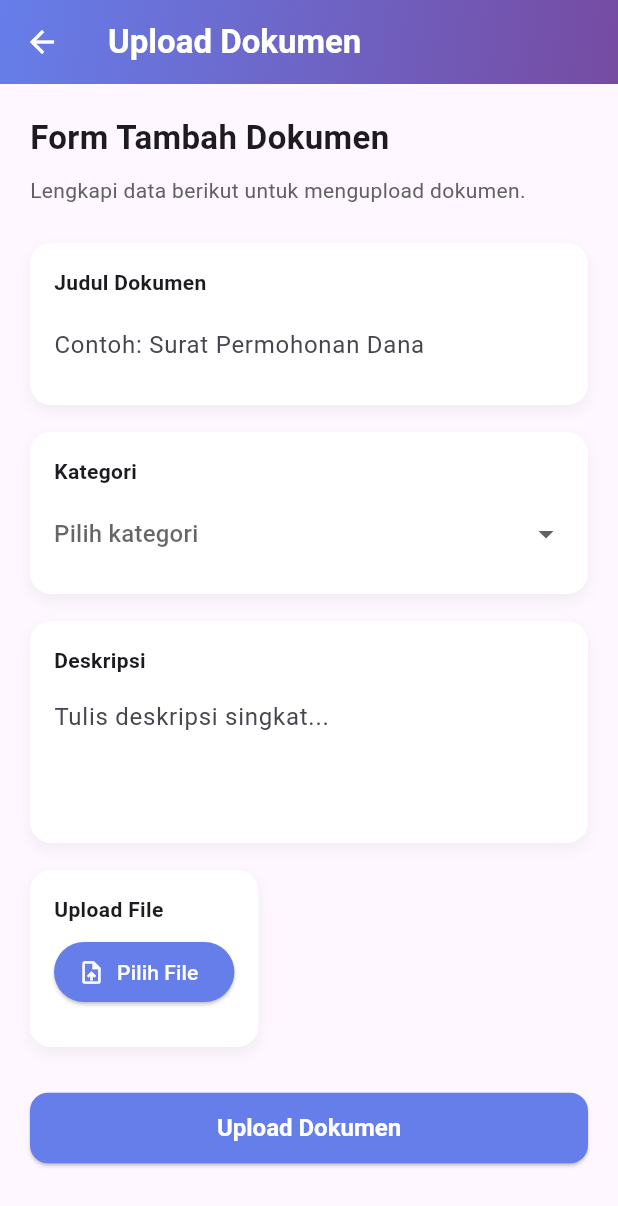
After one commit to Tento03/DMS-App-Flutter, a Flutter app: the AddDocumentPage screen opened directly, on a phone screen of 412 x 824 dp. The commit adds this screen. Shown: the top 1206 px of the screen. Run offline on Flutter 3.47's test engine with Material 3 defaults, Android fonts, the phone set to English and light mode, and no system bars; our stand-ins replace file_picker.

Commit message:
add document page

```diff
--- a/lib/auth/LoginPage.dart
+++ b/lib/auth/LoginPage.dart
@@ -1,4 +1,3 @@
-import 'package:dmsapp/dashboard/ApproverDashboard.dart';
 import 'package:flutter/material.dart';
 import 'package:dmsapp/dashboard/UserDashboard.dart';
 
@@ -164,7 +163,7 @@ class _LoginpageState extends State<Loginpage> {
                                   Navigator.push(
                                     context,
                                     MaterialPageRoute(
-                                      builder: (context) => ApproverDashboard(),
+                                      builder: (context) => UserDashboard(),
                                     ),
                                   );
                                   ScaffoldMessenger.of(context).showSnackBar(
--- a/lib/dashboard/UserDashboard.dart
+++ b/lib/dashboard/UserDashboard.dart
@@ -1,3 +1,4 @@
+import 'package:dmsapp/document/AddDocumentUser.dart';
 import 'package:flutter/material.dart';
 
 class UserDashboard extends StatefulWidget {
@@ -228,8 +229,44 @@ class _UserDashboardState extends State<UserDashboard> {
       selected: selected,
       selectedTileColor: Colors.white24,
       onTap: () {
+        Navigator.pop(context); // tutup drawer dulu
         setState(() => _selectedMenu = title);
-        Navigator.pop(context);
+
+        // ======== ROUTE UNTUK SEMUA MENU =========
+        if (title == "Dashboard") {
+          // Sudah di page ini, tidak perlu push
+          return;
+        } else if (title == "Upload Document") {
+          Navigator.push(
+            context,
+            MaterialPageRoute(builder: (_) => const AddDocumentPage()),
+          );
+        } else if (title == "List Documents") {
+          Navigator.push(
+            context,
+            MaterialPageRoute(builder: (_) => const AddDocumentPage()),
+          );
+        } else if (title == "Document Status") {
+          Navigator.push(
+            context,
+            MaterialPageRoute(builder: (_) => const AddDocumentPage()),
+          );
+        } else if (title == "Search Document") {
+          Navigator.push(
+            context,
+            MaterialPageRoute(builder: (_) => const AddDocumentPage()),
+          );
+        } else if (title == "Profile") {
+          Navigator.push(
+            context,
+            MaterialPageRoute(builder: (_) => const AddDocumentPage()),
+          );
+        } else if (title == "Settings") {
+          Navigator.push(
+            context,
+            MaterialPageRoute(builder: (_) => const AddDocumentPage()),
+          );
+        }
       },
     );
   }
--- /dev/null
+++ b/lib/document/AddDocumentUser.dart
@@ -0,0 +1,253 @@
+import 'dart:io';
+import 'package:flutter/material.dart';
+import 'package:file_picker/file_picker.dart';
+
+class AddDocumentPage extends StatefulWidget {
+  const AddDocumentPage({super.key});
+
+  @override
+  State<AddDocumentPage> createState() => _AddDocumentPageState();
+}
+
+class _AddDocumentPageState extends State<AddDocumentPage> {
+  final _formKey = GlobalKey<FormState>();
+
+  TextEditingController titleController = TextEditingController();
+  TextEditingController descController = TextEditingController();
+  String? selectedCategory;
+  File? selectedFile;
+
+  final List<String> categories = [
+    "Surat Keterangan",
+    "Permohonan",
+    "Laporan",
+    "Dokumen Umum",
+  ];
+
+  @override
+  Widget build(BuildContext context) {
+    return Scaffold(
+      appBar: AppBar(
+        elevation: 0,
+        title: const Text(
+          "Upload Dokumen",
+          style: TextStyle(color: Colors.white, fontWeight: FontWeight.bold),
+        ),
+        iconTheme: const IconThemeData(color: Colors.white),
+        flexibleSpace: Container(
+          decoration: const BoxDecoration(
+            gradient: LinearGradient(
+              colors: [Color(0xFF667eea), Color(0xFF764ba2)],
+              begin: Alignment.topLeft,
+              end: Alignment.bottomRight,
+            ),
+          ),
+        ),
+      ),
+
+      body: SingleChildScrollView(
+        padding: const EdgeInsets.all(20),
+        child: Form(
+          key: _formKey,
+          child: Column(
+            crossAxisAlignment: CrossAxisAlignment.start,
+            children: [
+              const Text(
+                "Form Tambah Dokumen",
+                style: TextStyle(fontSize: 22, fontWeight: FontWeight.bold),
+              ),
+              const SizedBox(height: 10),
+              Text(
+                "Lengkapi data berikut untuk mengupload dokumen.",
+                style: TextStyle(color: Colors.grey[700]),
+              ),
+              const SizedBox(height: 25),
+
+              // ================== INPUT JUDUL ==================
+              _inputCard(
+                "Judul Dokumen",
+                TextFormField(
+                  controller: titleController,
+                  decoration: const InputDecoration(
+                    hintText: "Contoh: Surat Permohonan Dana",
+                    border: InputBorder.none,
+                  ),
+                  validator:
+                      (value) =>
+                          value!.isEmpty ? "Judul tidak boleh kosong" : null,
+                ),
+              ),
+
+              const SizedBox(height: 18),
+
+              // ================== PILIH KATEGORI ==================
+              _inputCard(
+                "Kategori",
+                DropdownButtonFormField(
+                  decoration: const InputDecoration(border: InputBorder.none),
+                  items:
+                      categories
+                          .map(
+                            (e) => DropdownMenuItem(value: e, child: Text(e)),
+                          )
+                          .toList(),
+                  value: selectedCategory,
+                  hint: const Text("Pilih kategori"),
+                  onChanged: (value) {
+                    setState(() => selectedCategory = value);
+                  },
+                  validator:
+                      (value) =>
+                          value == null ? "Kategori belum dipilih" : null,
+                ),
+              ),
+
+              const SizedBox(height: 18),
+
+              // ================== DESKRIPSI ==================
+              _inputCard(
+                "Deskripsi",
+                TextFormField(
+                  controller: descController,
+                  maxLines: 3,
+                  decoration: const InputDecoration(
+                    hintText: "Tulis deskripsi singkat...",
+                    border: InputBorder.none,
+                  ),
+                  validator:
+                      (value) =>
+                          value!.isEmpty
+                              ? "Deskripsi tidak boleh kosong"
+                              : null,
+                ),
+              ),
+
+              const SizedBox(height: 18),
+
+              // ================== UPLOAD FILE ==================
+              _inputCard(
+                "Upload File",
+                Column(
+                  crossAxisAlignment: CrossAxisAlignment.start,
+                  children: [
+                    ElevatedButton.icon(
+                      onPressed: pickFile,
+                      icon: const Icon(Icons.upload_file),
+                      label: const Text("Pilih File"),
+                      style: ElevatedButton.styleFrom(
+                        backgroundColor: const Color(0xFF667eea),
+                        foregroundColor: Colors.white,
+                      ),
+                    ),
+                    const SizedBox(height: 10),
+
+                    if (selectedFile != null) ...[
+                      Text(
+                        "File Terpilih:",
+                        style: TextStyle(
+                          color: Colors.grey[700],
+                          fontWeight: FontWeight.bold,
+                        ),
+                      ),
+                      Text(
+                        selectedFile!.path.split("/").last,
+                        style: const TextStyle(color: Colors.black87),
+                      ),
+                    ],
+                  ],
+                ),
+              ),
+
+              const SizedBox(height: 30),
+
+              // ================== SUBMIT BUTTON ==================
+              SizedBox(
+                width: double.infinity,
+                child: ElevatedButton(
+                  onPressed: submitDocument,
+                  style: ElevatedButton.styleFrom(
+                    padding: const EdgeInsets.symmetric(vertical: 14),
+                    backgroundColor: const Color(0xFF667eea),
+                    foregroundColor: Colors.white,
+                    textStyle: const TextStyle(
+                      fontSize: 16,
+                      fontWeight: FontWeight.bold,
+                    ),
+                    shape: RoundedRectangleBorder(
+                      borderRadius: BorderRadius.circular(12),
+                    ),
+                  ),
+                  child: const Text("Upload Dokumen"),
+                ),
+              ),
+            ],
+          ),
+        ),
+      ),
+    );
+  }
+
+  // ===================== PICK FILE ======================
+  void pickFile() async {
+    final result = await FilePicker.platform.pickFiles(
+      type: FileType.custom,
+      allowedExtensions: ["pdf", "jpg", "jpeg", "png"],
+    );
+
+    if (result != null) {
+      setState(() {
+        selectedFile = File(result.files.single.path!);
+      });
+    }
+  }
+
+  // ===================== SUBMIT ======================
+  void submitDocument() {
+    if (!_formKey.currentState!.validate()) return;
+
+    if (selectedFile == null) {
+      ScaffoldMessenger.of(context).showSnackBar(
+        const SnackBar(content: Text("Silahkan pilih file terlebih dahulu")),
+      );
+      return;
+    }
+
+    // TODO: Kirim data ke backend API
+    ScaffoldMessenger.of(
+      context,
+    ).showSnackBar(const SnackBar(content: Text("Dokumen berhasil diupload!")));
+  }
+
+  // ================== CARD WRAPPER REUSABLE ==================
+  Widget _inputCard(String label, Widget child) {
+    return Container(
+      padding: const EdgeInsets.all(16),
+      decoration: _cardDecoration(),
+      child: Column(
+        crossAxisAlignment: CrossAxisAlignment.start,
+        children: [
+          Text(
+            label,
+            style: const TextStyle(fontWeight: FontWeight.bold, fontSize: 14),
+          ),
+          const SizedBox(height: 8),
+          child,
+        ],
+      ),
+    );
+  }
+
+  BoxDecoration _cardDecoration() {
+    return BoxDecoration(
+      color: Colors.white,
+      borderRadius: BorderRadius.circular(14),
+      boxShadow: [
+        BoxShadow(
+          color: Colors.black.withOpacity(0.05),
+          blurRadius: 8,
+          offset: const Offset(0, 4),
+        ),
+      ],
+    );
+  }
+}
--- a/pubspec.yaml
+++ b/pubspec.yaml
@@ -34,6 +34,7 @@ dependencies:
   # The following adds the Cupertino Icons font to your application.
   # Use with the CupertinoIcons class for iOS style icons.
   cupertino_icons: ^1.0.8
+  file_picker: ^8.0.0
 
 dev_dependencies:
   flutter_test:
```
Also changed, not shown: pubspec.lock, 1 other file.
